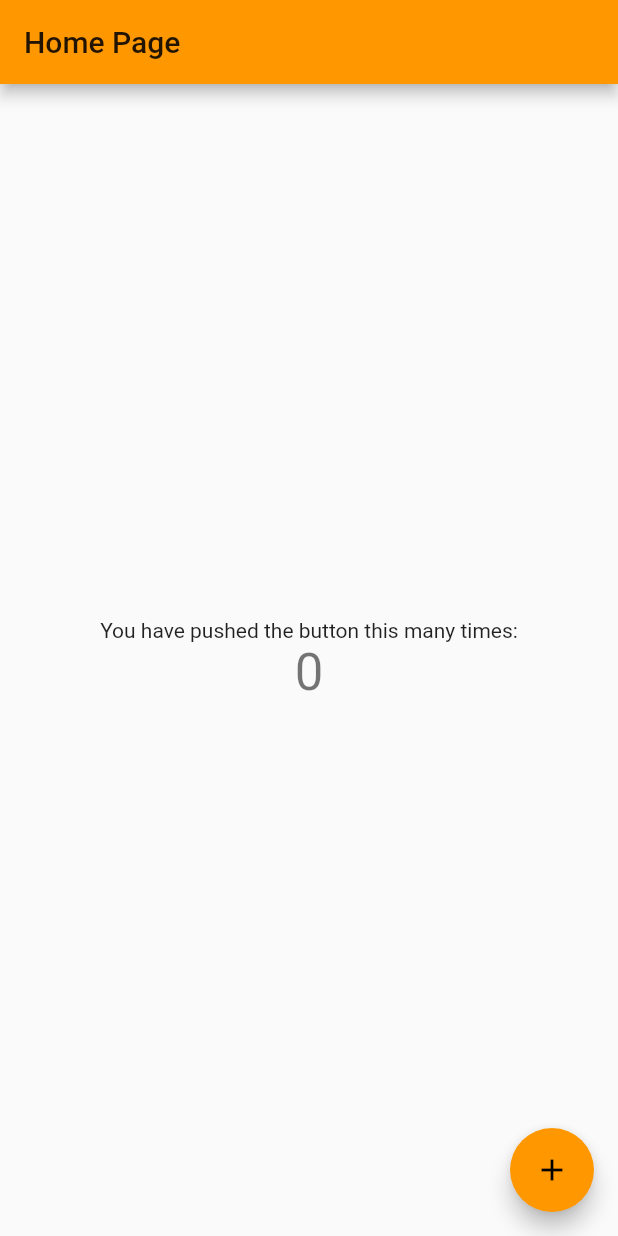
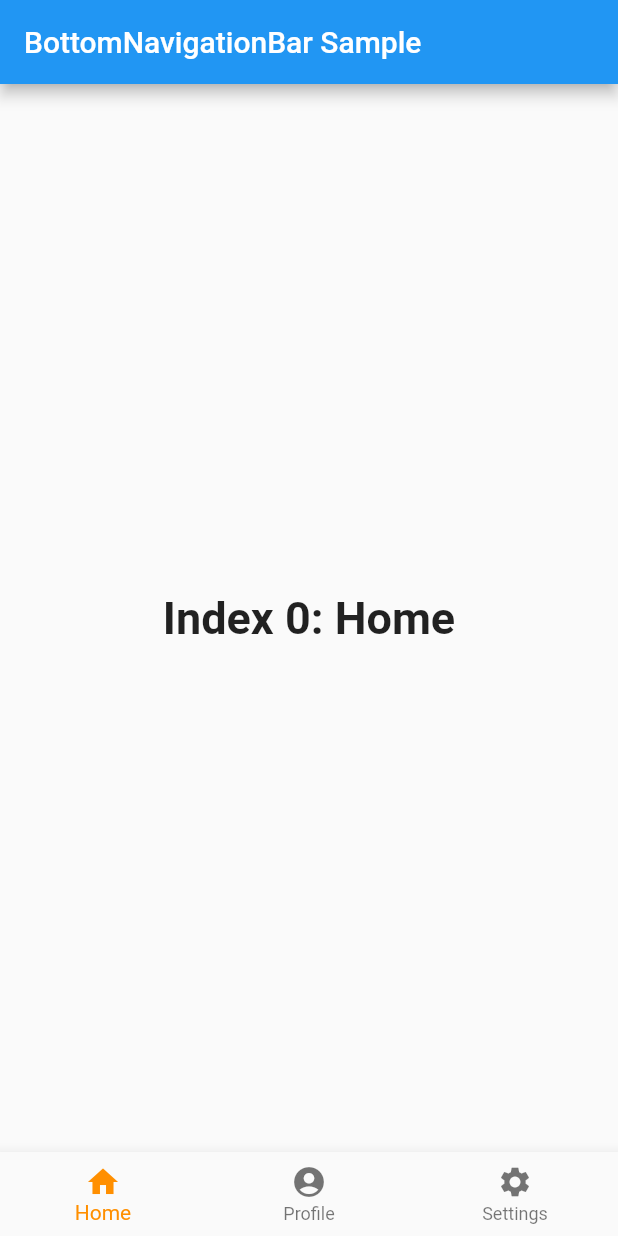
Before and after one commit to Mickeybab/flutter-part1, a Flutter app: the screen it shows after launch, on a phone screen of 412 x 824 dp. Run offline on Flutter 3.47's test engine with Material 2 defaults, Android fonts, the light colour scheme and no system bars.

Commit message:
ADD nav bar

```diff
--- a/lib/main.dart
+++ b/lib/main.dart
@@ -1,117 +1,82 @@
 import 'package:flutter/material.dart';
 
-void main() {
-  runApp(MyApp());
-}
+void main() => runApp(MyApp());
 
+/// This is the main application widget.
 class MyApp extends StatelessWidget {
-  // This widget is the root of your application.
+  static const String _title = 'Flutter Code Sample';
+
   @override
   Widget build(BuildContext context) {
     return MaterialApp(
-      title: 'Flutter Epitech',
-      theme: ThemeData(
-        // This is the theme of your application.
-        //
-        // Try running your application with "flutter run". You'll see the
-        // application has a blue toolbar. Then, without quitting the app, try
-        // changing the primarySwatch below to Colors.green and then invoke
-        // "hot reload" (press "r" in the console where you ran "flutter run",
-        // or simply save your changes to "hot reload" in a Flutter IDE).
-        // Notice that the counter didn't reset back to zero; the application
-        // is not restarted.
-        primarySwatch: Colors.orange,
-        // This makes the visual density adapt to the platform that you run
-        // the app on. For desktop platforms, the controls will be smaller and
-        // closer together (more dense) than on mobile platforms.
-        visualDensity: VisualDensity.adaptivePlatformDensity,
-      ),
-      home: MyHomePage(title: 'Home Page'),
+      title: _title,
+      home: MyStatefulWidget(),
     );
   }
 }
 
-class MyHomePage extends StatefulWidget {
-  MyHomePage({Key key, this.title}) : super(key: key);
-
-  // This widget is the home page of your application. It is stateful, meaning
-  // that it has a State object (defined below) that contains fields that affect
-  // how it looks.
-
-  // This class is the configuration for the state. It holds the values (in this
-  // case the title) provided by the parent (in this case the App widget) and
-  // used by the build method of the State. Fields in a Widget subclass are
-  // always marked "final".
-
-  final String title;
+/// This is the stateful widget that the main application instantiates.
+class MyStatefulWidget extends StatefulWidget {
+  MyStatefulWidget({Key key}) : super(key: key);
 
   @override
-  _MyHomePageState createState() => _MyHomePageState();
+  _MyStatefulWidgetState createState() => _MyStatefulWidgetState();
 }
 
-class _MyHomePageState extends State<MyHomePage> {
-  int _counter = 0;
+/// This is the private State class that goes with MyStatefulWidget.
+class _MyStatefulWidgetState extends State<MyStatefulWidget> {
+  int _selectedIndex = 0;
+  static const TextStyle optionStyle =
+      TextStyle(fontSize: 30, fontWeight: FontWeight.bold);
+  static const List<Widget> _widgetOptions = <Widget>[
+    Text(
+      'Index 0: Home',
+      style: optionStyle,
+    ),
+    Text(
+      'Index 1: Business',
+      style: optionStyle,
+    ),
+    Text(
+      'Index 2: School',
+      style: optionStyle,
+    ),
+  ];
 
-  void _incrementCounter() {
+  void _onItemTapped(int index) {
     setState(() {
-      // This call to setState tells the Flutter framework that something has
-      // changed in this State, which causes it to rerun the build method below
-      // so that the display can reflect the updated values. If we changed
-      // _counter without calling setState(), then the build method would not be
-      // called again, and so nothing would appear to happen.
-      _counter++;
+      _selectedIndex = index;
     });
   }
 
   @override
   Widget build(BuildContext context) {
-    // This method is rerun every time setState is called, for instance as done
-    // by the _incrementCounter method above.
-    //
-    // The Flutter framework has been optimized to make rerunning build methods
-    // fast, so that you can just rebuild anything that needs updating rather
-    // than having to individually change instances of widgets.
     return Scaffold(
       appBar: AppBar(
-        // Here we take the value from the MyHomePage object that was created by
-        // the App.build method, and use it to set our appbar title.
-        title: Text(widget.title),
+        title: const Text('BottomNavigationBar Sample'),
       ),
       body: Center(
-        // Center is a layout widget. It takes a single child and positions it
-        // in the middle of the parent.
-        child: Column(
-          // Column is also a layout widget. It takes a list of children and
-          // arranges them vertically. By default, it sizes itself to fit its
-          // children horizontally, and tries to be as tall as its parent.
-          //
-          // Invoke "debug painting" (press "p" in the console, choose the
-          // "Toggle Debug Paint" action from the Flutter Inspector in Android
-          // Studio, or the "Toggle Debug Paint" command in Visual Studio Code)
-          // to see the wireframe for each widget.
-          //
-          // Column has various properties to control how it sizes itself and
-          // how it positions its children. Here we use mainAxisAlignment to
-          // center the children vertically; the main axis here is the vertical
-          // axis because Columns are vertical (the cross axis would be
-          // horizontal).
-          mainAxisAlignment: MainAxisAlignment.center,
-          children: <Widget>[
-            Text(
-              'You have pushed the button this many times:',
-            ),
-            Text(
-              '$_counter',
-              style: Theme.of(context).textTheme.headline4,
-            ),
-          ],
-        ),
+        child: _widgetOptions.elementAt(_selectedIndex),
       ),
-      floatingActionButton: FloatingActionButton(
-        onPressed: _incrementCounter,
-        tooltip: 'Increment',
-        child: Icon(Icons.add),
-      ), // This trailing comma makes auto-formatting nicer for build methods.
+      bottomNavigationBar: BottomNavigationBar(
+        items: const <BottomNavigationBarItem>[
+          BottomNavigationBarItem(
+            icon: Icon(Icons.home),
+            label: 'Home',
+          ),
+          BottomNavigationBarItem(
+            icon: Icon(Icons.account_circle),
+            label: 'Profile',
+          ),
+          BottomNavigationBarItem(
+            icon: Icon(Icons.settings),
+            label: 'Settings',
+          ),
+        ],
+        currentIndex: _selectedIndex,
+        selectedItemColor: Colors.amber[800],
+        onTap: _onItemTapped,
+      ),
     );
   }
 }
```
